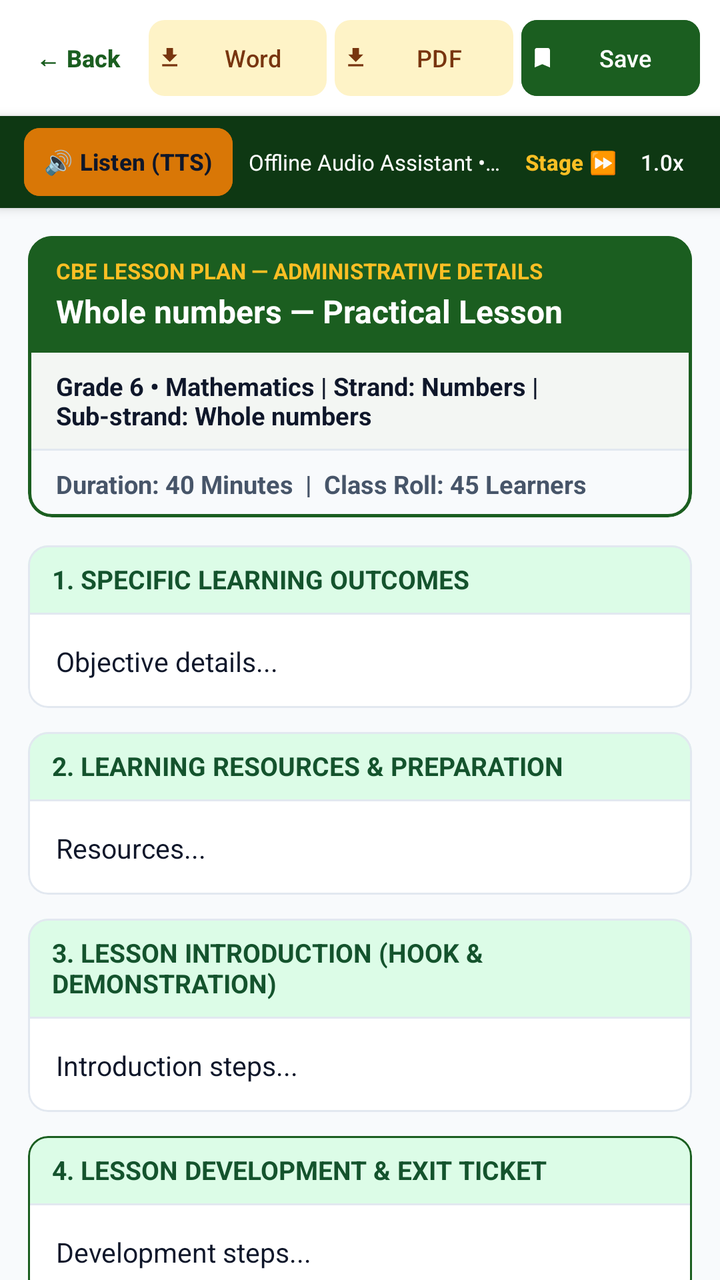
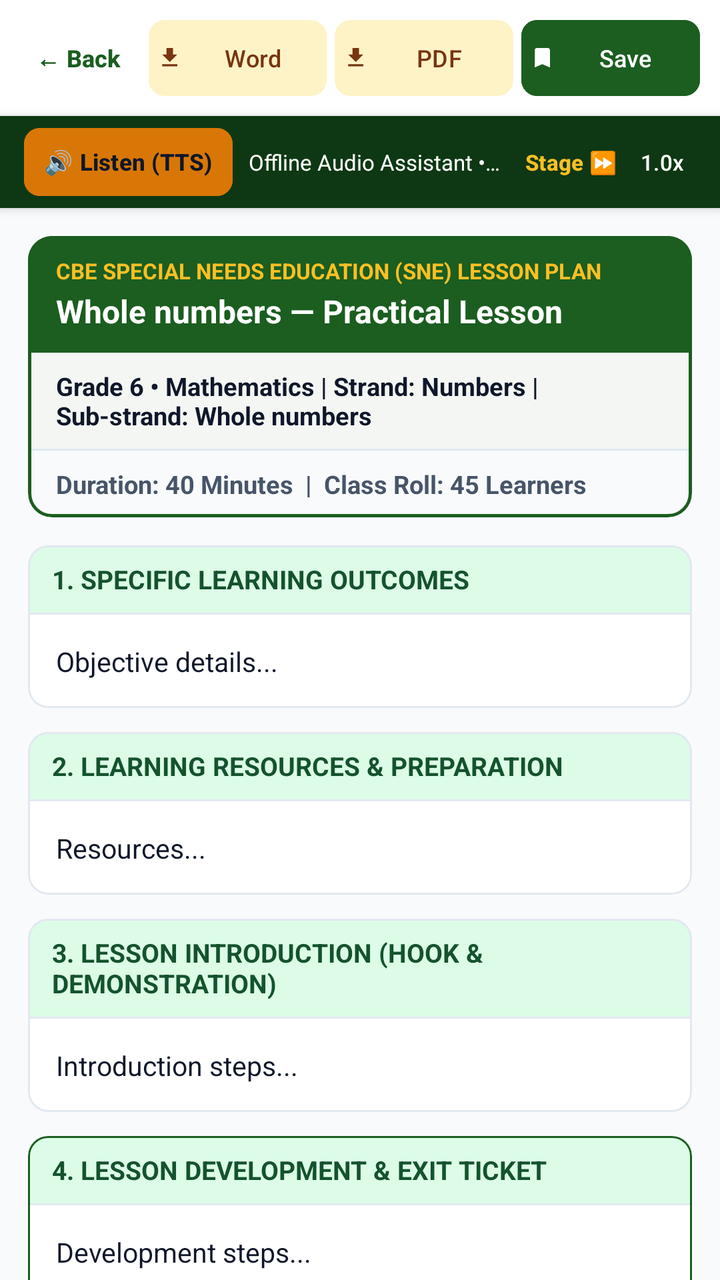

Compare the two renders of this Android layout. The source of the first and the diff that turns it into the second are given below.
<!-- AndroidManifest.xml: application theme Theme.MwalimuAI -->
<!-- res/layout/fragment_lesson_preview.xml -->
<?xml version="1.0" encoding="utf-8"?>
<androidx.constraintlayout.widget.ConstraintLayout xmlns:android="http://schemas.android.com/apk/res/android"
    xmlns:app="http://schemas.android.com/apk/res-auto"
    android:layout_width="match_parent"
    android:layout_height="match_parent"
    android:background="@color/background">

    
    <LinearLayout
        android:id="@+id/layoutActionButtons"
        android:layout_width="match_parent"
        android:layout_height="wrap_content"
        android:background="@color/surface"
        android:elevation="2dp"
        android:gravity="center_vertical"
        android:orientation="horizontal"
        android:padding="10dp"
        app:layout_constraintTop_toTopOf="parent">

        
        <com.google.android.material.button.MaterialButton
            android:id="@+id/btnReturnBack"
            style="@style/Widget.Material3.Button.TextButton"
            android:layout_width="wrap_content"
            android:layout_height="38dp"
            android:layout_marginEnd="6dp"
            android:insetTop="0dp"
            android:insetBottom="0dp"
            android:minWidth="0dp"
            android:paddingHorizontal="8dp"
            android:text="← Back"
            android:textColor="@color/primary"
            android:textSize="12sp"
            android:textStyle="bold"
            app:cornerRadius="8dp" />

        <com.google.android.material.button.MaterialButton
            android:id="@+id/btnExportWord"
            style="@style/Widget.Material3.Button.TonalButton"
            android:layout_width="0dp"
            android:layout_height="38dp"
            android:layout_marginEnd="4dp"
            android:layout_weight="1"
            android:insetTop="0dp"
            android:insetBottom="0dp"
            android:minWidth="0dp"
            android:paddingHorizontal="4dp"
            android:singleLine="true"
            android:text="Word"
            android:textSize="12sp"
            app:cornerRadius="8dp"
            app:icon="@drawable/ic_download"
            app:iconPadding="2dp"
            app:iconSize="13dp" />

        <com.google.android.material.button.MaterialButton
            android:id="@+id/btnExportPdf"
            style="@style/Widget.Material3.Button.TonalButton"
            android:layout_width="0dp"
            android:layout_height="38dp"
            android:layout_marginEnd="4dp"
            android:layout_weight="1"
            android:insetTop="0dp"
            android:insetBottom="0dp"
            android:minWidth="0dp"
            android:paddingHorizontal="4dp"
            android:singleLine="true"
            android:text="PDF"
            android:textSize="12sp"
            app:cornerRadius="8dp"
            app:icon="@drawable/ic_download"
            app:iconPadding="2dp"
            app:iconSize="13dp" />

        <com.google.android.material.button.MaterialButton
            android:id="@+id/btnSaveLesson"
            style="@style/Widget.Material3.Button"
            android:layout_width="0dp"
            android:layout_height="38dp"
            android:layout_weight="1"
            android:backgroundTint="@color/primary"
            android:insetTop="0dp"
            android:insetBottom="0dp"
            android:minWidth="0dp"
            android:paddingHorizontal="4dp"
            android:singleLine="true"
            android:text="Save"
            android:textSize="12sp"
            app:cornerRadius="8dp"
            app:icon="@drawable/ic_bookmark"
            app:iconPadding="2dp"
            app:iconSize="13dp" />
    </LinearLayout>

    
    <LinearLayout
        android:id="@+id/layoutAudioAssistantBar"
        android:layout_width="match_parent"
        android:layout_height="wrap_content"
        android:background="@color/primary_dark"
        android:elevation="3dp"
        android:gravity="center_vertical"
        android:orientation="horizontal"
        android:paddingHorizontal="12dp"
        android:paddingVertical="6dp"
        app:layout_constraintTop_toBottomOf="@+id/layoutActionButtons">

        <com.google.android.material.button.MaterialButton
            android:id="@+id/btnAudioPlayPause"
            style="@style/Widget.Material3.Button"
            android:layout_width="wrap_content"
            android:layout_height="34dp"
            android:backgroundTint="@color/secondary"
            android:insetTop="0dp"
            android:insetBottom="0dp"
            android:minWidth="0dp"
            android:paddingHorizontal="10dp"
            android:text="🔊 Listen (TTS)"
            android:textColor="@color/text_primary"
            android:textSize="11.5sp"
            android:textStyle="bold"
            app:cornerRadius="8dp" />

        <TextView
            android:id="@+id/tvAudioStatus"
            android:layout_width="0dp"
            android:layout_height="wrap_content"
            android:layout_marginStart="8dp"
            android:layout_weight="1"
            android:ellipsize="end"
            android:singleLine="true"
            android:text="Offline Audio Assistant • Ready"
            android:textColor="@color/white"
            android:textSize="11sp" />

        <com.google.android.material.button.MaterialButton
            android:id="@+id/btnAudioStageSkip"
            style="@style/Widget.Material3.Button.TextButton"
            android:layout_width="wrap_content"
            android:layout_height="34dp"
            android:insetTop="0dp"
            android:insetBottom="0dp"
            android:minWidth="0dp"
            android:paddingHorizontal="6dp"
            android:text="Stage ⏩"
            android:textColor="@color/secondary_light"
            android:textSize="11sp"
            android:textStyle="bold" />

        <com.google.android.material.button.MaterialButton
            android:id="@+id/btnAudioSpeed"
            style="@style/Widget.Material3.Button.TextButton"
            android:layout_width="wrap_content"
            android:layout_height="34dp"
            android:insetTop="0dp"
            android:insetBottom="0dp"
            android:minWidth="0dp"
            android:paddingHorizontal="6dp"
            android:text="1.0x"
            android:textColor="@color/white"
            android:textSize="11sp" />
    </LinearLayout>

    <androidx.core.widget.NestedScrollView
        android:layout_width="match_parent"
        android:layout_height="0dp"
        android:fillViewport="true"
        app:layout_constraintBottom_toBottomOf="parent"
        app:layout_constraintTop_toBottomOf="@+id/layoutAudioAssistantBar">

        <LinearLayout
            android:layout_width="match_parent"
            android:layout_height="wrap_content"
            android:orientation="vertical"
            android:padding="14dp">

            
            <com.google.android.material.card.MaterialCardView
                android:layout_width="match_parent"
                android:layout_height="wrap_content"
                android:layout_marginBottom="14dp"
                app:cardBackgroundColor="@color/surface"
                app:cardCornerRadius="12dp"
                app:cardElevation="1dp"
                app:strokeColor="@color/primary"
                app:strokeWidth="1.5dp">

                <LinearLayout
                    android:layout_width="match_parent"
                    android:layout_height="wrap_content"
                    android:orientation="vertical">

                    
                    <LinearLayout
                        android:layout_width="match_parent"
                        android:layout_height="wrap_content"
                        android:background="@color/primary"
                        android:orientation="vertical"
                        android:paddingHorizontal="14dp"
                        android:paddingVertical="10dp">

                        <TextView
                            android:layout_width="wrap_content"
                            android:layout_height="wrap_content"
                            android:text="CBE LESSON PLAN — ADMINISTRATIVE DETAILS"
                            android:textColor="@color/secondary_light"
                            android:textSize="11sp"
                            android:textStyle="bold" />

                        <TextView
                            android:id="@+id/tvPreviewLessonTitle"
                            android:layout_width="match_parent"
                            android:layout_height="wrap_content"
                            android:layout_marginTop="2dp"
                            android:text="Whole numbers — Practical Lesson"
                            android:textColor="@color/white"
                            android:textSize="16sp"
                            android:textStyle="bold" />
                    </LinearLayout>

                    
                    <TextView
                        android:id="@+id/tvPreviewStrandMeta"
                        android:layout_width="match_parent"
                        android:layout_height="wrap_content"
                        android:paddingHorizontal="14dp"
                        android:paddingVertical="8dp"
                        android:text="Grade 6 • Mathematics | Strand: Numbers | Sub-strand: Whole numbers"
                        android:textColor="@color/text_primary"
                        android:textSize="12.5sp"
                        android:textStyle="bold" />

                    <View
                        android:layout_width="match_parent"
                        android:layout_height="1dp"
                        android:background="@color/border_light" />

                    
                    <TextView
                        android:id="@+id/tvPreviewClassMeta"
                        android:layout_width="match_parent"
                        android:layout_height="wrap_content"
                        android:background="@color/background"
                        android:paddingHorizontal="14dp"
                        android:paddingVertical="8dp"
                        android:text="Duration: 40 Minutes  |  Class Roll: 45 Learners"
                        android:textColor="@color/text_secondary"
                        android:textSize="12.5sp"
                        android:textStyle="bold" />
                </LinearLayout>
            </com.google.android.material.card.MaterialCardView>

            
            <com.google.android.material.card.MaterialCardView
                android:layout_width="match_parent"
                android:layout_height="wrap_content"
                android:layout_marginBottom="12dp"
                app:cardBackgroundColor="@color/surface"
                app:cardCornerRadius="10dp"
                app:cardElevation="0dp"
                app:strokeColor="@color/border_light"
                app:strokeWidth="1dp">

                <LinearLayout
                    android:layout_width="match_parent"
                    android:layout_height="wrap_content"
                    android:orientation="vertical">

                    <TextView
                        android:layout_width="match_parent"
                        android:layout_height="wrap_content"
                        android:background="@color/primary_container"
                        android:paddingHorizontal="12dp"
                        android:paddingVertical="8dp"
                        android:text="1. SPECIFIC LEARNING OUTCOMES"
                        android:textColor="@color/on_primary_container"
                        android:textSize="13sp"
                        android:textStyle="bold" />

                    <View
                        android:layout_width="match_parent"
                        android:layout_height="1dp"
                        android:background="@color/border_light" />

                    <TextView
                        android:id="@+id/tvPreviewObjective"
                        android:layout_width="match_parent"
                        android:layout_height="wrap_content"
                        android:lineSpacingExtra="4dp"
                        android:padding="14dp"
                        android:text="Objective details..."
                        android:textColor="@color/text_primary"
                        android:textSize="13.5sp" />
                </LinearLayout>
            </com.google.android.material.card.MaterialCardView>

            
            <com.google.android.material.card.MaterialCardView
                android:layout_width="match_parent"
                android:layout_height="wrap_content"
                android:layout_marginBottom="12dp"
                app:cardBackgroundColor="@color/surface"
                app:cardCornerRadius="10dp"
                app:cardElevation="0dp"
                app:strokeColor="@color/border_light"
                app:strokeWidth="1dp">

                <LinearLayout
                    android:layout_width="match_parent"
                    android:layout_height="wrap_content"
                    android:orientation="vertical">

                    <TextView
                        android:layout_width="match_parent"
                        android:layout_height="wrap_content"
                        android:background="@color/primary_container"
                        android:paddingHorizontal="12dp"
                        android:paddingVertical="8dp"
                        android:text="2. LEARNING RESOURCES &amp; PREPARATION"
                        android:textColor="@color/on_primary_container"
                        android:textSize="13sp"
                        android:textStyle="bold" />

                    <View
                        android:layout_width="match_parent"
                        android:layout_height="1dp"
                        android:background="@color/border_light" />

                    <TextView
                        android:id="@+id/tvPreviewResources"
                        android:layout_width="match_parent"
                        android:layout_height="wrap_content"
                        android:lineSpacingExtra="4dp"
                        android:padding="14dp"
                        android:text="Resources..."
                        android:textColor="@color/text_primary"
                        android:textSize="13.5sp" />
                </LinearLayout>
            </com.google.android.material.card.MaterialCardView>

            
            <com.google.android.material.card.MaterialCardView
                android:layout_width="match_parent"
                android:layout_height="wrap_content"
                android:layout_marginBottom="12dp"
                app:cardBackgroundColor="@color/surface"
                app:cardCornerRadius="10dp"
                app:cardElevation="0dp"
                app:strokeColor="@color/border_light"
                app:strokeWidth="1dp">

                <LinearLayout
                    android:layout_width="match_parent"
                    android:layout_height="wrap_content"
                    android:orientation="vertical">

                    <TextView
                        android:layout_width="match_parent"
                        android:layout_height="wrap_content"
                        android:background="@color/primary_container"
                        android:paddingHorizontal="12dp"
                        android:paddingVertical="8dp"
                        android:text="3. LESSON INTRODUCTION (HOOK &amp; DEMONSTRATION)"
                        android:textColor="@color/on_primary_container"
                        android:textSize="13sp"
                        android:textStyle="bold" />

                    <View
                        android:layout_width="match_parent"
                        android:layout_height="1dp"
                        android:background="@color/border_light" />

                    <TextView
                        android:id="@+id/tvPreviewIntro"
                        android:layout_width="match_parent"
                        android:layout_height="wrap_content"
                        android:lineSpacingExtra="4dp"
                        android:padding="14dp"
                        android:text="Introduction steps..."
                        android:textColor="@color/text_primary"
                        android:textSize="13.5sp" />
                </LinearLayout>
            </com.google.android.material.card.MaterialCardView>

            
            <com.google.android.material.card.MaterialCardView
                android:layout_width="match_parent"
                android:layout_height="wrap_content"
                android:layout_marginBottom="12dp"
                app:cardBackgroundColor="@color/surface"
                app:cardCornerRadius="10dp"
                app:cardElevation="0dp"
                app:strokeColor="@color/primary"
                app:strokeWidth="1dp">

                <LinearLayout
                    android:layout_width="match_parent"
                    android:layout_height="wrap_content"
                    android:orientation="vertical">

                    <TextView
                        android:layout_width="match_parent"
                        android:layout_height="wrap_content"
                        android:background="@color/primary_container"
                        android:paddingHorizontal="12dp"
                        android:paddingVertical="8dp"
                        android:text="4. LESSON DEVELOPMENT &amp; EXIT TICKET"
                        android:textColor="@color/on_primary_container"
                        android:textSize="13sp"
                        android:textStyle="bold" />

                    <View
                        android:layout_width="match_parent"
                        android:layout_height="1dp"
                        android:background="@color/border_light" />

                    <TextView
                        android:id="@+id/tvPreviewDevelopment"
                        android:layout_width="match_parent"
                        android:layout_height="wrap_content"
                        android:lineSpacingExtra="4dp"
                        android:padding="14dp"
                        android:text="Development steps..."
                        android:textColor="@color/text_primary"
                        android:textSize="13.5sp" />
                </LinearLayout>
            </com.google.android.material.card.MaterialCardView>

            
            <com.google.android.material.card.MaterialCardView
                android:layout_width="match_parent"
                android:layout_height="wrap_content"
                android:layout_marginBottom="12dp"
                app:cardBackgroundColor="@color/surface"
                app:cardCornerRadius="10dp"
                app:cardElevation="0dp"
                app:strokeColor="@color/border_light"
                app:strokeWidth="1dp">

                <LinearLayout
                    android:layout_width="match_parent"
                    android:layout_height="wrap_content"
                    android:orientation="vertical">

                    <TextView
                        android:layout_width="match_parent"
                        android:layout_height="wrap_content"
                        android:background="@color/primary_container"
                        android:paddingHorizontal="12dp"
                        android:paddingVertical="8dp"
                        android:text="5. FORMATIVE ASSESSMENT &amp; 4-TIER CBE RUBRIC"
                        android:textColor="@color/on_primary_container"
                        android:textSize="13sp"
                        android:textStyle="bold" />

                    <View
                        android:layout_width="match_parent"
                        android:layout_height="1dp"
                        android:background="@color/border_light" />

                    <TextView
                        android:id="@+id/tvPreviewAssessment"
                        android:layout_width="match_parent"
                        android:layout_height="wrap_content"
                        android:lineSpacingExtra="4dp"
                        android:padding="14dp"
                        android:text="Assessment criteria..."
                        android:textColor="@color/text_primary"
                        android:textSize="13.5sp" />
                </LinearLayout>
            </com.google.android.material.card.MaterialCardView>

            
            <com.google.android.material.card.MaterialCardView
                android:layout_width="match_parent"
                android:layout_height="wrap_content"
                android:layout_marginBottom="12dp"
                app:cardBackgroundColor="@color/surface"
                app:cardCornerRadius="10dp"
                app:cardElevation="0dp"
                app:strokeColor="@color/border_light"
                app:strokeWidth="1dp">

                <LinearLayout
                    android:layout_width="match_parent"
                    android:layout_height="wrap_content"
                    android:orientation="vertical">

                    <TextView
                        android:layout_width="match_parent"
                        android:layout_height="wrap_content"
                        android:background="@color/primary_container"
                        android:paddingHorizontal="12dp"
                        android:paddingVertical="8dp"
                        android:text="6. SNE UNIVERSAL DESIGN (UDL) &amp; INCLUSION"
                        android:textColor="@color/on_primary_container"
                        android:textSize="13sp"
                        android:textStyle="bold" />

                    <View
                        android:layout_width="match_parent"
                        android:layout_height="1dp"
                        android:background="@color/border_light" />

                    <TextView
                        android:id="@+id/tvPreviewInclusion"
                        android:layout_width="match_parent"
                        android:layout_height="wrap_content"
                        android:lineSpacingExtra="4dp"
                        android:padding="14dp"
                        android:text="Inclusion..."
                        android:textColor="@color/text_primary"
                        android:textSize="13.5sp" />
                </LinearLayout>
            </com.google.android.material.card.MaterialCardView>

            
            <com.google.android.material.card.MaterialCardView
                android:layout_width="match_parent"
                android:layout_height="wrap_content"
                android:layout_marginBottom="20dp"
                app:cardBackgroundColor="@color/surface"
                app:cardCornerRadius="10dp"
                app:cardElevation="0dp"
                app:strokeColor="@color/border_light"
                app:strokeWidth="1dp">

                <LinearLayout
                    android:layout_width="match_parent"
                    android:layout_height="wrap_content"
                    android:orientation="vertical">

                    <TextView
                        android:layout_width="match_parent"
                        android:layout_height="wrap_content"
                        android:background="@color/primary_container"
                        android:paddingHorizontal="12dp"
                        android:paddingVertical="8dp"
                        android:text="7. TEACHER POST-LESSON REFLECTION"
                        android:textColor="@color/on_primary_container"
                        android:textSize="13sp"
                        android:textStyle="bold" />

                    <View
                        android:layout_width="match_parent"
                        android:layout_height="1dp"
                        android:background="@color/border_light" />

                    <TextView
                        android:id="@+id/tvPreviewReflection"
                        android:layout_width="match_parent"
                        android:layout_height="wrap_content"
                        android:lineSpacingExtra="4dp"
                        android:padding="14dp"
                        android:text="Reflection questions..."
                        android:textColor="@color/text_primary"
                        android:textSize="13.5sp" />
                </LinearLayout>
            </com.google.android.material.card.MaterialCardView>

            
            <LinearLayout
                android:layout_width="match_parent"
                android:layout_height="wrap_content"
                android:layout_marginTop="4dp"
                android:layout_marginBottom="36dp"
                android:gravity="center"
                android:orientation="horizontal">

                <com.google.android.material.button.MaterialButton
                    android:id="@+id/btnBottomPlanAnother"
                    style="@style/Widget.Material3.Button.OutlinedButton"
                    android:layout_width="0dp"
                    android:layout_height="48dp"
                    android:layout_marginEnd="6dp"
                    android:layout_weight="1"
                    android:text="Plan Another"
                    android:textSize="13sp"
                    app:cornerRadius="10dp" />

                <com.google.android.material.button.MaterialButton
                    android:id="@+id/btnBottomGoToSaved"
                    style="@style/Widget.Material3.Button"
                    android:layout_width="0dp"
                    android:layout_height="48dp"
                    android:layout_marginStart="6dp"
                    android:layout_weight="1"
                    android:backgroundTint="@color/primary"
                    android:text="Saved Lessons"
                    android:textSize="13sp"
                    app:cornerRadius="10dp" />
            </LinearLayout>

        </LinearLayout>
    </androidx.core.widget.NestedScrollView>

</androidx.constraintlayout.widget.ConstraintLayout>
<!-- resources referenced by this layout -->
<resources>
  <color name="background">#F8FAFC</color>
  <color name="border_light">#E2E8F0</color>
  <color name="on_primary_container">#14532D</color>
  <color name="primary">#1B5E20</color>
  <color name="primary_container">#DCFCE7</color>
  <color name="primary_dark">#0E3813</color>
  <color name="secondary">#D97706</color>
  <color name="secondary_light">#FBBF24</color>
  <color name="surface">#FFFFFF</color>
  <color name="text_primary">#0F172A</color>
  <color name="text_secondary">#475569</color>
  <color name="white">#FFFFFFFF</color>
  <!-- drawable ic_bookmark (drawable) -->
  <vector xmlns:android="http://schemas.android.com/apk/res/android"
      android:width="24dp"
      android:height="24dp"
      android:viewportWidth="24"
      android:viewportHeight="24">
    <path
        android:fillColor="@android:color/white"
        android:pathData="M17,3H7c-1.1,0 -1.99,0.9 -1.99,2L5,21l7,-3 7,3V5c0,-1.1 -0.9,-2 -2,-2z"/>
  </vector>
  <!-- drawable ic_download (drawable) -->
  <vector xmlns:android="http://schemas.android.com/apk/res/android"
      android:width="24dp"
      android:height="24dp"
      android:viewportWidth="24"
      android:viewportHeight="24">
    <path
        android:fillColor="@android:color/white"
        android:pathData="M19,9h-4V3H9v6H5l7,7 7,-7zM5,18v2h14v-2H5z"/>
  </vector>
  <style name="Theme.MwalimuAI" parent="Theme.Material3.DayNight.NoActionBar">
          
          <item name="colorPrimary">@color/primary</item>
          <item name="colorOnPrimary">@color/white</item>
          <item name="colorPrimaryContainer">@color/primary_container</item>
          <item name="colorOnPrimaryContainer">@color/on_primary_container</item>
          
          
          <item name="colorSecondary">@color/secondary</item>
          <item name="colorOnSecondary">@color/white</item>
          <item name="colorSecondaryContainer">@color/secondary_container</item>
          <item name="colorOnSecondaryContainer">@color/on_secondary_container</item>
  
          
          <item name="colorTertiary">@color/tertiary</item>
          <item name="colorOnTertiary">@color/white</item>
          <item name="colorTertiaryContainer">@color/tertiary_container</item>
          <item name="colorOnTertiaryContainer">@color/on_tertiary_container</item>
  
          
          <item name="android:colorBackground">@color/background</item>
          <item name="colorSurface">@color/surface</item>
          <item name="colorOnSurface">@color/text_primary</item>
          <item name="colorSurfaceVariant">@color/surface_variant</item>
          <item name="colorOnSurfaceVariant">@color/text_secondary</item>
  
          
          <item name="android:statusBarColor">@color/primary_dark</item>
          <item name="android:windowLightStatusBar">false</item>
          <item name="android:navigationBarColor">@color/surface</item>
          <item name="android:windowLightNavigationBar">true</item>
      </style>
  <color name="secondary_container">#FEF3C7</color>
  <color name="on_secondary_container">#78350F</color>
  <color name="tertiary">#0284C7</color>
  <color name="tertiary_container">#E0F2FE</color>
  <color name="on_tertiary_container">#0369A1</color>
  <color name="surface_variant">#F1F5F9</color>
</resources>

<!-- the commit's change to res/layout/fragment_lesson_preview.xml (unified diff, before → after) -->
@@ -202,7 +202,7 @@
                         <TextView
                             android:layout_width="wrap_content"
                             android:layout_height="wrap_content"
-                            android:text="CBE LESSON PLAN — ADMINISTRATIVE DETAILS"
+                            android:text="CBE SPECIAL NEEDS EDUCATION (SNE) LESSON PLAN"
                             android:textColor="@color/secondary_light"
                             android:textSize="11sp"
                             android:textStyle="bold" />
